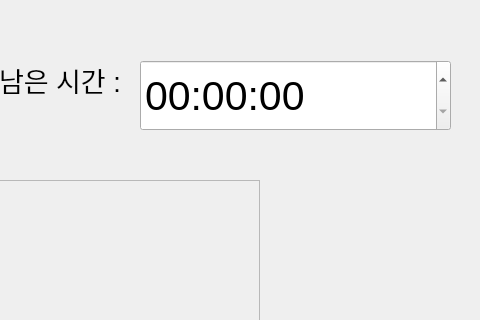
Above: src/gui/table_state.ui from iot-team5-project/iot-waitingsystem before the change; both pictures show x 800 to 1280 and y 0 to 320 of the 1280 by 720 pixel window. Below: the same form after it.
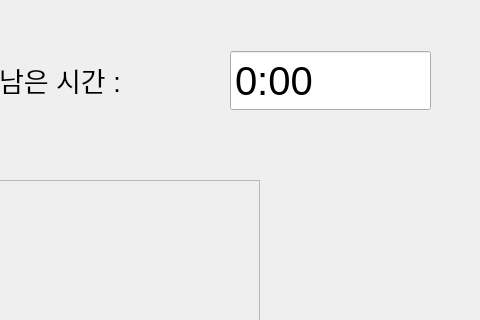
That is the form after the change.

Commit message: the other thread way

Patch:
```diff
--- a/src/gui/table_state.ui
+++ b/src/gui/table_state.ui
@@ -131,22 +131,32 @@
   <widget class="QTimeEdit" name="timeEdit">
    <property name="geometry">
     <rect>
-     <x>940</x>
-     <y>60</y>
-     <width>311</width>
-     <height>71</height>
+     <x>1030</x>
+     <y>50</y>
+     <width>201</width>
+     <height>61</height>
     </rect>
    </property>
    <property name="font">
     <font>
-     <pointsize>31</pointsize>
+     <pointsize>30</pointsize>
     </font>
    </property>
+   <property name="buttonSymbols">
+    <enum>QAbstractSpinBox::NoButtons</enum>
+   </property>
+   <property name="maximumTime">
+    <time>
+     <hour>11</hour>
+     <minute>59</minute>
+     <second>59</second>
+    </time>
+   </property>
    <property name="currentSection">
     <enum>QDateTimeEdit::AmPmSection</enum>
    </property>
-   <property name="timeSpec">
-    <enum>Qt::UTC</enum>
+   <property name="displayFormat">
+    <string>h:mm</string>
    </property>
   </widget>
  </widget>
```
Left out of the diff: 2 changed lines with no effect on the pictures. The commit also changes 1 other file.
